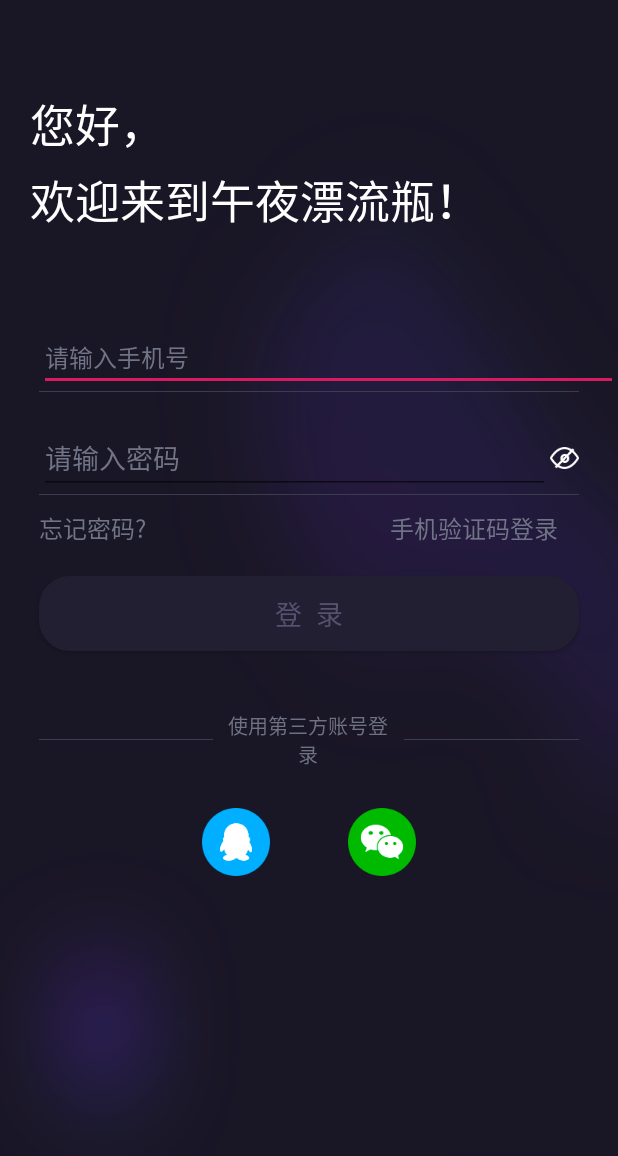
After one commit to VillageChief-zheng/wuyeim, an Android app: the layout activity_pswlogin.xml on its own in the app's theme, with its tools: preview values and no code run, on a phone screen of 412 x 824 dp. The commit adds this screen. Shown: the top 1156 px of the screen. Run offline under Robolectric (Android 15) with nearby library versions, the phone set to English and light mode, and no system bars.

Commit message:
登录页面

```diff
--- /dev/null
+++ b/app/src/main/res/drawable/loginbuttonbg.xml
@@ -0,0 +1,19 @@
+<shape xmlns:android="http://schemas.android.com/apk/res/android"
+    android:shape="rectangle">
+    <!-- rectangle表示为矩形 -->
+
+    <!-- 填充的颜色 -->
+    <solid android:color="#221F32" />
+
+    <!-- 边框的颜色和粗细 -->
+    <stroke
+        android:width="1dp"
+        android:color="#221F32"
+        />
+
+    <!-- android:radius 圆角的半径 -->
+    <corners
+        android:radius="@dimen/dap20"
+        />
+
+</shape>
--- /dev/null
+++ b/app/src/main/res/layout/activity_pswlogin.xml
@@ -0,0 +1,212 @@
+<?xml version="1.0" encoding="utf-8"?>
+<!--登录界面,用LinearLayout-->
+<LinearLayout
+    xmlns:android="http://schemas.android.com/apk/res/android"
+    android:layout_width="match_parent"
+    android:layout_height="match_parent"
+    android:orientation="vertical"
+    android:background="@mipmap/login_bg"
+    >
+
+
+    <TextView
+        android:layout_marginLeft="20dp"
+        android:layout_width="wrap_content"
+        android:layout_marginTop="60dp"
+        android:text="您好，"
+        android:textSize="@dimen/textsp30"
+        android:textColor="@color/white"
+
+        android:layout_height="wrap_content" />
+    <TextView
+        android:layout_marginLeft="20dp"
+        android:id="@+id/qq"
+        android:layout_width="wrap_content"
+        android:layout_marginTop="@dimen/dap5"
+        android:text="欢迎来到午夜漂流瓶！"
+        android:textSize="@dimen/textsp30"
+        android:textColor="@color/white"
+        android:layout_height="wrap_content" />
+    <!--输入框-->
+    <LinearLayout
+        android:layout_width="match_parent"
+        android:layout_height="wrap_content"
+        android:orientation="horizontal"
+        android:layout_marginTop="60dp"
+        android:layout_marginLeft="@dimen/dap26"
+        >
+
+        <EditText
+            android:layout_width="0dp"
+            android:layout_weight="0.8"
+            android:layout_height="wrap_content"
+            android:hint="请输入手机号"
+            android:textColorHint="@color/logincolor"
+            android:textColor="@color/logincolor"
+            android:textSize="@dimen/textsp16"
+            android:id="@+id/edphone"
+            android:maxEms="11"
+            android:inputType="number"
+            />
+
+        <!--输入框-->
+    </LinearLayout>
+    <View
+        android:layout_width="wrap_content"
+        android:layout_height="@dimen/dapline6"
+        android:layout_marginLeft="@dimen/dap26"
+        android:layout_marginRight="@dimen/dap26"
+        android:background="@color/linecolor"
+
+        />
+    <!--输入框-->
+    <LinearLayout
+        android:layout_width="match_parent"
+        android:layout_height="wrap_content"
+        android:orientation="horizontal"
+        android:layout_marginTop="@dimen/dap20"
+        android:layout_marginLeft="@dimen/dap26"
+        >
+
+        <EditText
+            android:layout_width="0dp"
+            android:layout_weight="0.8"
+            android:layout_height="wrap_content"
+            android:hint="请输入密码"
+            android:textColorHint="@color/logincolor"
+            android:textColor="@color/logincolor"
+            android:id="@+id/edpsw"
+            />
+        <ImageView
+            android:layout_width="wrap_content"
+            android:layout_height="wrap_content"
+            android:src="@mipmap/ic_hinpsw"
+            android:layout_gravity="center"
+            android:layout_marginRight="@dimen/dap26"
+            />
+        <!--输入框-->
+    </LinearLayout>
+    <View
+        android:layout_width="wrap_content"
+        android:layout_height="@dimen/dapline6"
+        android:layout_marginLeft="@dimen/dap26"
+        android:layout_marginRight="@dimen/dap26"
+        android:background="@color/linecolor"
+        />
+    <RelativeLayout
+        android:layout_width="match_parent"
+        android:layout_height="wrap_content"
+        >
+        <TextView
+            android:layout_width="wrap_content"
+            android:layout_height="wrap_content"
+            android:layout_marginTop="@dimen/dap10"
+            android:textColor="@color/logincolor"
+            android:textSize="@dimen/textsp16"
+            android:text="忘记密码?"
+            android:layout_alignParentLeft="true"
+             android:layout_marginRight="@dimen/dap40"
+            android:id="@+id/tv_findpsw"
+            android:layout_marginLeft="@dimen/dap26"
+
+            />
+        <TextView
+            android:layout_width="wrap_content"
+            android:layout_height="wrap_content"
+            android:layout_marginTop="@dimen/dap10"
+            android:textColor="@color/logincolor"
+            android:textSize="@dimen/textsp16"
+            android:text="手机验证码登录"
+            android:layout_alignParentRight="true"
+            android:layout_marginRight="@dimen/dap40"
+            android:id="@+id/tv_smcodelogin"
+            />
+
+    </RelativeLayout>
+    <Button
+        android:layout_width="match_parent"
+        android:layout_height="@dimen/dap50"
+        android:text="登  录"
+        android:background="@drawable/loginbuttonbg"
+        android:textColor="#585271"
+        android:textSize="@dimen/textsp18"
+        android:layout_marginTop="@dimen/dap20"
+        android:layout_marginLeft="@dimen/dap26"
+        android:layout_marginRight="@dimen/dap26"
+        android:id="@+id/bg_login"
+        />
+    <LinearLayout
+        android:layout_width="match_parent"
+        android:layout_height="wrap_content"
+        android:orientation="horizontal"
+        android:layout_marginTop="@dimen/dap40"
+        android:layout_marginLeft="@dimen/dap26"
+        android:layout_marginRight="@dimen/dap26"
+
+        >
+        <View
+            android:layout_width="0dp"
+            android:layout_weight="1"
+            android:layout_height="@dimen/dapline6"
+            android:background="@color/linecolor"
+            android:layout_gravity="center"
+            android:layout_marginRight="@dimen/dap5"
+            />
+        <TextView
+            android:layout_width="0dp"
+            android:layout_weight="1"
+            android:layout_height="wrap_content"
+            android:textColor="#6F7284"
+            android:textSize="@dimen/textsp13"
+            android:text="使用第三方账号登录"
+            android:gravity="center"
+            />
+        <View
+            android:layout_width="0dp"
+            android:layout_weight="1"
+            android:layout_height="@dimen/dapline6"
+            android:layout_marginLeft="@dimen/dap5"
+            android:background="@color/linecolor"
+            android:layout_gravity="center"
+            />
+        <!--输入框-->
+    </LinearLayout>
+    <LinearLayout
+        android:layout_width="match_parent"
+        android:layout_height="wrap_content"
+        android:layout_marginTop="@dimen/dap26"
+        >
+        <RelativeLayout
+            android:layout_width="0dp"
+            android:layout_height="wrap_content"
+            android:layout_weight="1"
+            >
+
+            <ImageView
+                android:layout_width="wrap_content"
+                android:layout_height="wrap_content"
+                android:src="@mipmap/ic_qq"
+                android:adjustViewBounds="true"
+                android:scaleType="fitXY"
+                android:layout_alignParentRight="true"
+                android:layout_marginRight="@dimen/dap26"
+                android:id="@+id/qq_login"
+                />
+        </RelativeLayout>
+        <RelativeLayout
+            android:layout_width="0dp"
+            android:layout_height="wrap_content"
+            android:layout_weight="1"
+            >
+            <ImageView
+                android:layout_width="wrap_content"
+                android:layout_height="wrap_content"
+                android:src="@mipmap/ic_weixin"
+                android:adjustViewBounds="true"
+                android:scaleType="fitXY"
+                android:layout_marginLeft="@dimen/dap26"
+                android:id="@+id/wx_login"
+                />
+        </RelativeLayout>
+    </LinearLayout>
+</LinearLayout>
--- /dev/null
+++ b/app/src/main/res/layout/adapter_find_item.xml
@@ -0,0 +1,6 @@
+<?xml version="1.0" encoding="utf-8"?>
+<LinearLayout xmlns:android="http://schemas.android.com/apk/res/android"
+    android:layout_width="match_parent"
+    android:layout_height="65dp">
+
+</LinearLayout>
--- a/app/src/main/res/values/colors.xml
+++ b/app/src/main/res/values/colors.xml
@@ -3,4 +3,7 @@
     <color name="colorPrimary">#008577</color>
     <color name="colorPrimaryDark">#00574B</color>
     <color name="colorAccent">#D81B60</color>
+    <color name="white">#FFFFFF</color>
+    <color name="logincolor">#717486</color>
+    <color name="linecolor">#393D4D</color>
 </resources>
--- /dev/null
+++ b/app/src/main/res/values/dimens.xml
@@ -0,0 +1,47 @@
+<?xml version="1.0" encoding="utf-8"?>
+<resources>
+    <dimen name="textsp10">10sp</dimen>
+    <dimen name="textsp11">11sp</dimen>
+    <dimen name="textsp12">12sp</dimen>
+    <dimen name="textsp13">13sp</dimen>
+    <dimen name="textsp14">14sp</dimen>
+    <dimen name="textsp15">15sp</dimen>
+    <dimen name="textsp16">16sp</dimen>
+    <dimen name="textsp17">17sp</dimen>
+    <dimen name="textsp18">18sp</dimen>
+    <dimen name="textsp19">19sp</dimen>
+    <dimen name="textsp20">20sp</dimen>
+    <dimen name="textsp21">21sp</dimen>
+    <dimen name="textsp22">22sp</dimen>
+    <dimen name="textsp23">23sp</dimen>
+    <dimen name="textsp24">24sp</dimen>
+    <dimen name="textsp25">25sp</dimen>
+    <dimen name="textsp30">30sp</dimen>
+    <dimen name="textsp50">50sp</dimen>
+    <dimen name="dapline5">0.5dp</dimen>
+    <dimen name="dapline6">0.6dp</dimen>
+
+    <dimen name="dap1">1dp</dimen>
+     <dimen name="dap2">2dp</dimen>
+    <dimen name="dap3">3dp</dimen>
+    <dimen name="dap4">4dp</dimen>
+    <dimen name="dap5">5dp</dimen>
+    <dimen name="dap6">6dp</dimen>
+    <dimen name="dap7">7dp</dimen>
+    <dimen name="dap8">8dp</dimen>
+    <dimen name="dap9">9dp</dimen>
+    <dimen name="dap10">10dp</dimen>
+    <dimen name="dap20">20dp</dimen>
+    <dimen name="dap21">21dp</dimen>
+    <dimen name="dap22">22dp</dimen>
+    <dimen name="dap23">23dp</dimen>
+    <dimen name="dap24">24dp</dimen>
+    <dimen name="dap25">25dp</dimen>
+    <dimen name="dap26">26dp</dimen>
+    <dimen name="dap30">30dp</dimen>
+    <dimen name="dap40">40dp</dimen>
+    <dimen name="dap50">50dp</dimen>
+
+
+
+</resources>
```
Also changed, not shown: app/src/main/res/layout/activity_bindphone.xml (added, +121 -0 lines), app/src/main/res/layout/activity_login.xml (added, +205 -0 lines), app/src/main/res/mipmap-hdpi/ic_qq.png (added), app/src/main/res/mipmap-hdpi/ic_weixin.png (added), app/src/main/res/mipmap-hdpi/login_bg.png (added), app/src/main/res/mipmap-xhdpi/ic_hinpsw.png (added), app/src/main/res/mipmap-xhdpi/ic_qq.png (added), app/src/main/res/mipmap-xhdpi/ic_showpsw.png (added), app/src/main/res/mipmap-xhdpi/ic_weixin.png (added), app/src/main/res/mipmap-xhdpi/login_bg.png (added), app/src/main/res/mipmap-xxhdpi/ic_hinpsw.png (added), app/src/main/res/mipmap-xxhdpi/ic_showpsw.png (added).
